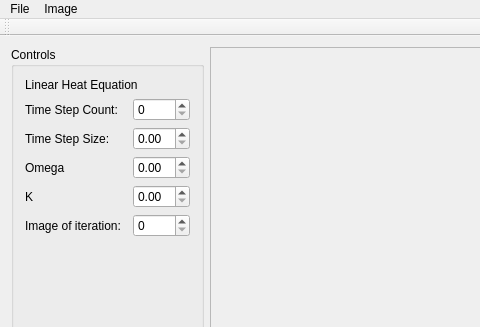
Old version of the form src/ImageViewer.ui in the repository Kalorina/SpracovanieObrazu; both pictures show x 0 to 480 and y 0 to 327 of the 1019 by 646 pixel window.
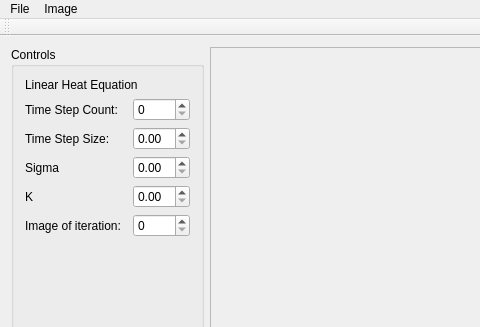
New version of the form.

Patch:
```diff
--- a/src/ImageViewer.ui
+++ b/src/ImageViewer.ui
@@ -74,7 +74,7 @@
        <item row="3" column="0">
         <widget class="QLabel" name="label_5">
          <property name="text">
-          <string>Omega</string>
+          <string>Sigma</string>
          </property>
         </widget>
        </item>
```
Left out of the diff: 2 changed lines with no effect on the pictures.
